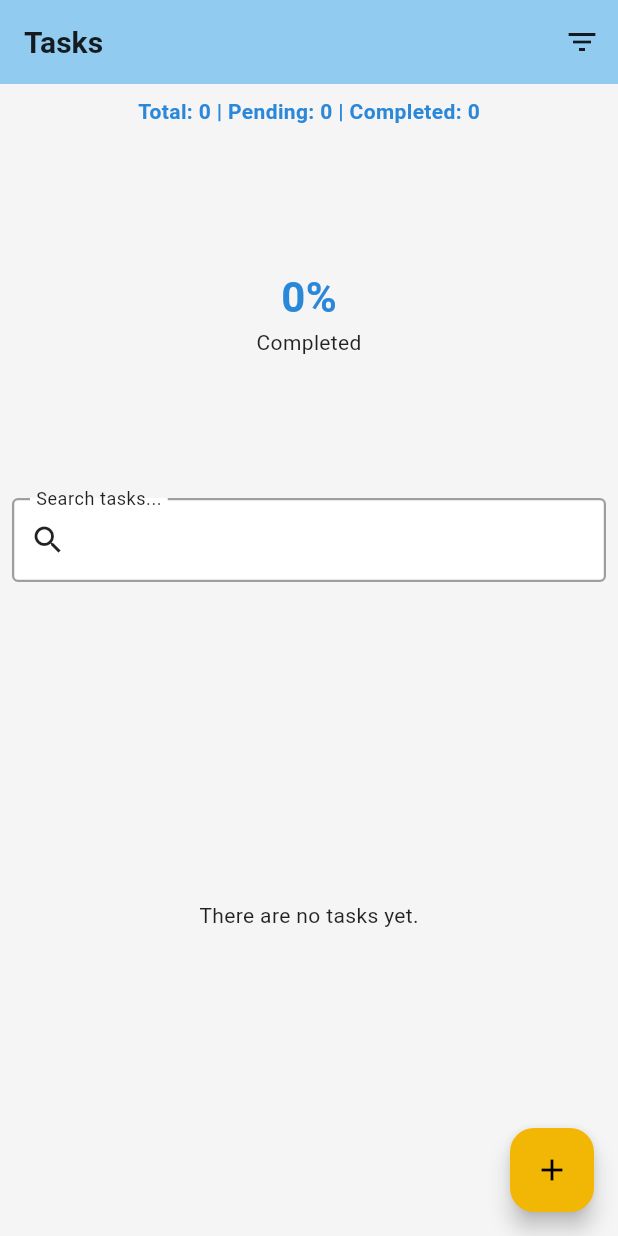
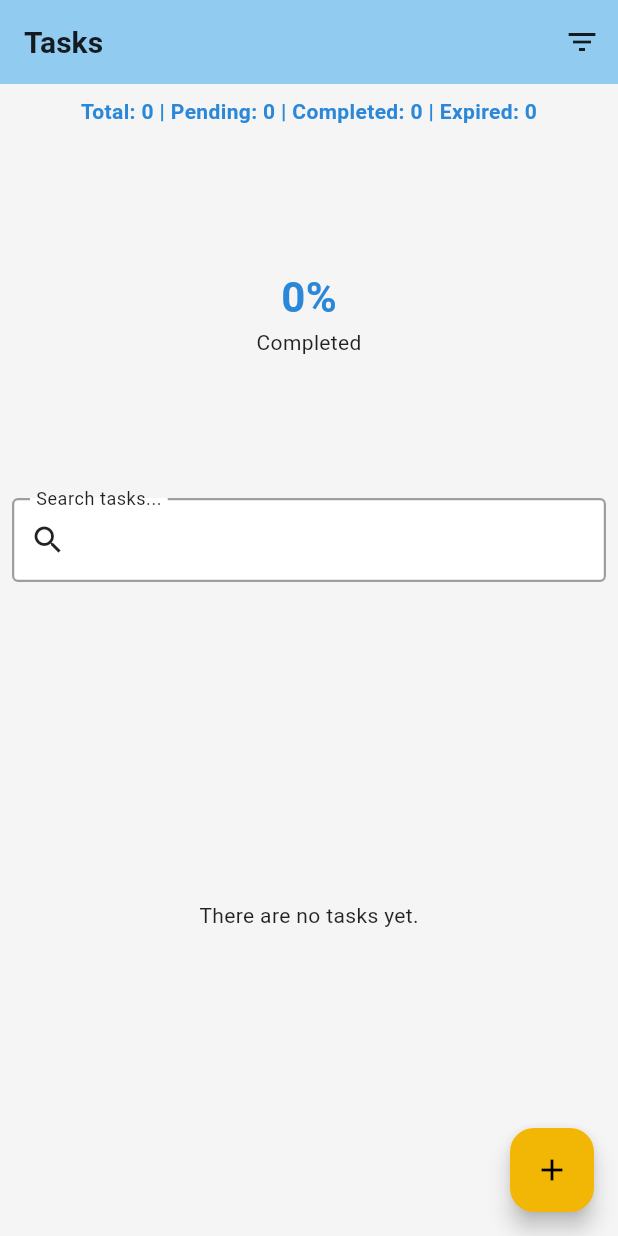
Before and after one commit to PneumaCore/FlutterTask, a Flutter app: the screen it shows after launch, on a phone screen of 412 x 824 dp. Run offline on Flutter 3.47's test engine with Material 3 defaults, Android fonts, the phone set to English and light mode, and no system bars; drawn by our look-alikes of fl_chart; our stand-ins replace shared_preferences.

Commit message:
Added a counter for expired tasks.

```diff
--- a/lib/screens/home_screen.dart
+++ b/lib/screens/home_screen.dart
@@ -89,7 +89,7 @@ class HomeScreen extends StatelessWidget {
 
                   // Displaying the total, pending, and completed tasks.
                   child: Text(
-                    'Total: ${taskProvider.tasks.length} | Pending: ${taskProvider.tasks.where((t) => !t.isDone).length} | Completed: ${taskProvider.tasks.where((t) => t.isDone).length}',
+                    'Total: ${taskProvider.tasks.length} | Pending: ${taskProvider.tasks.where((t) => !t.isDone).length} | Completed: ${taskProvider.tasks.where((t) => t.isDone).length} | Expired: ${taskProvider.tasks.where((t) => t.deadline != null && t.deadline!.isBefore(DateTime.now()) && !t.isDone).length}',
                     style: TextStyle(
                       fontWeight: FontWeight.bold,
                       color: Theme.of(context).colorScheme.primary,
```
